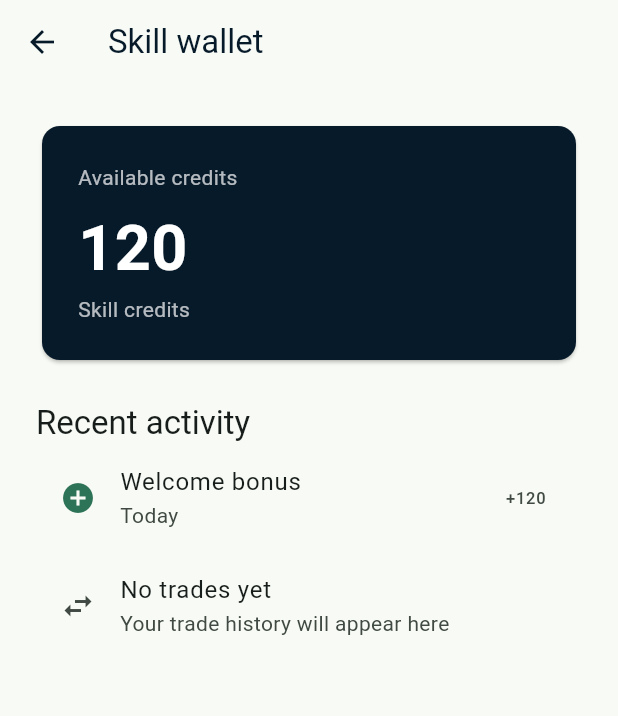
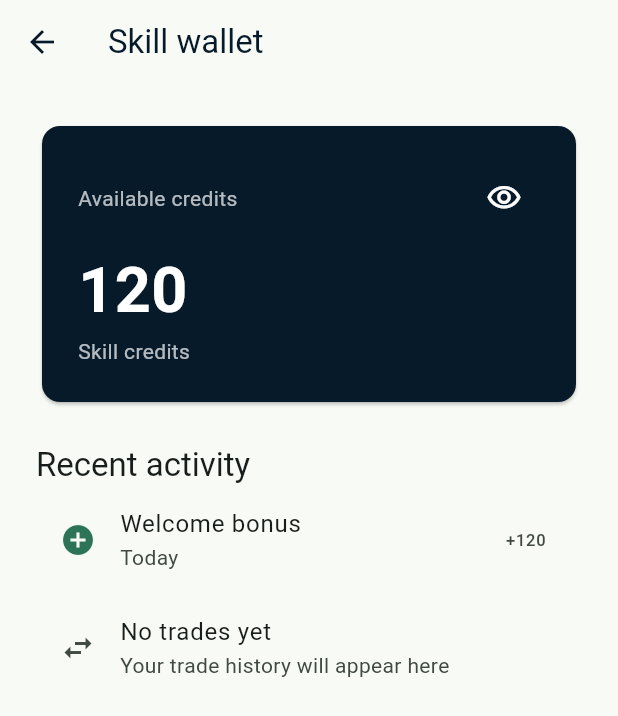
Before and after one commit to Wajza/swe463-project, a Flutter app: the WalletScreen screen opened directly, on a phone screen of 412 x 824 dp. Shown: the top 716 px of the screen. Run offline on Flutter 3.47's test engine with Material 3 defaults, Android fonts, the phone set to English and light mode, and no system bars; Roboto replaces fonts that are missing (Arial).

Commit message:
Add wallet balance visibility toggle

```diff
--- a/souq_skills/lib/screens/wallet/wallet_screen.dart
+++ b/souq_skills/lib/screens/wallet/wallet_screen.dart
@@ -2,8 +2,15 @@ import 'package:flutter/material.dart';
 
 import '../../main.dart';
 
-class WalletScreen extends StatelessWidget {
+class WalletScreen extends StatefulWidget {
   const WalletScreen({super.key});
+
+  @override
+  State<WalletScreen> createState() => _WalletScreenState();
+}
+
+class _WalletScreenState extends State<WalletScreen> {
+  bool _hideBalance = false;
 
   @override
   Widget build(BuildContext context) {
@@ -14,25 +21,46 @@ class WalletScreen extends StatelessWidget {
         children: [
           Card(
             color: souqNavy,
-            child: const Padding(
-              padding: EdgeInsets.all(24),
+            child: Padding(
+              padding: const EdgeInsets.all(24),
               child: Column(
                 crossAxisAlignment: CrossAxisAlignment.start,
                 children: [
+                  Row(
+                    children: [
+                      const Expanded(
+                        child: Text(
+                          'Available credits',
+                          style: TextStyle(color: Colors.white70),
+                        ),
+                      ),
+                      IconButton(
+                        tooltip:
+                            _hideBalance ? 'Show balance' : 'Hide balance',
+                        onPressed: () {
+                          setState(() {
+                            _hideBalance = !_hideBalance;
+                          });
+                        },
+                        icon: Icon(
+                          _hideBalance
+                              ? Icons.visibility_off_outlined
+                              : Icons.visibility_outlined,
+                          color: Colors.white,
+                        ),
+                      ),
+                    ],
+                  ),
+                  const SizedBox(height: 8),
                   Text(
-                    'Available credits',
-                    style: TextStyle(color: Colors.white70),
-                  ),
-                  SizedBox(height: 8),
-                  Text(
-                    '120',
-                    style: TextStyle(
+                    _hideBalance ? '••••' : '120',
+                    style: const TextStyle(
                       color: Colors.white,
                       fontSize: 42,
                       fontWeight: FontWeight.bold,
                     ),
                   ),
-                  Text(
+                  const Text(
                     'Skill credits',
                     style: TextStyle(color: Colors.white70),
                   ),
```
